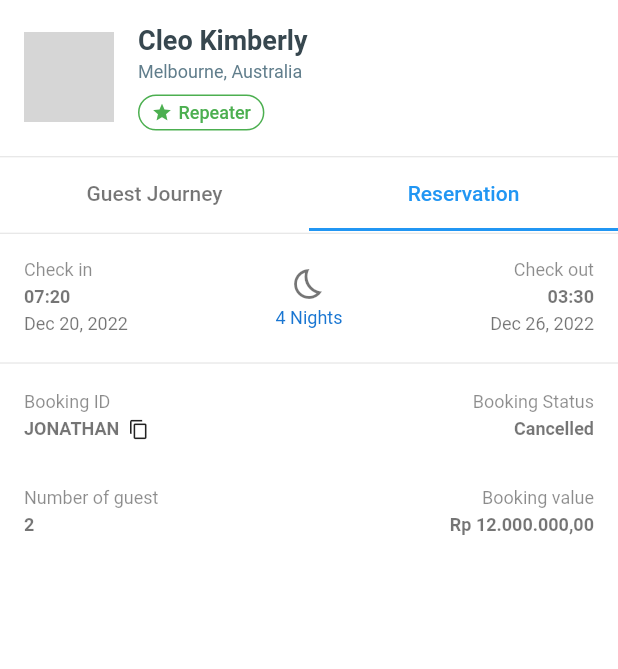
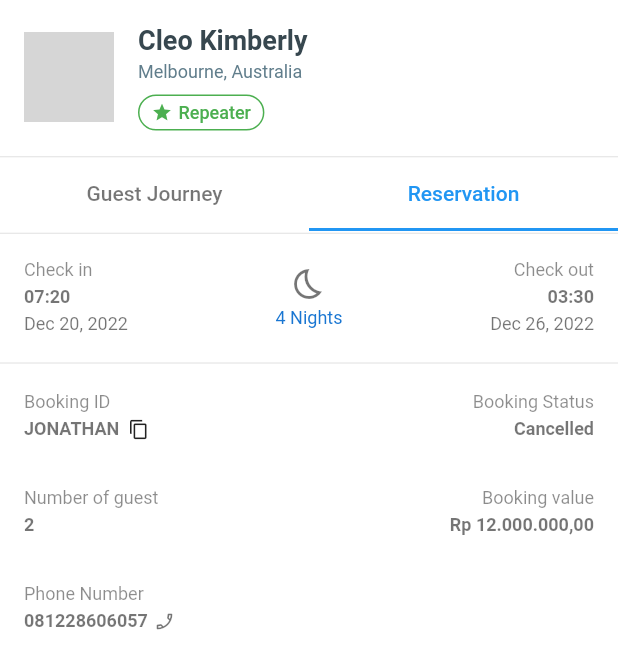
Before and after one commit to valcons97/bukit-vista-flutter-assessment, a Flutter app: the BookingDetailPage widget shown alone on an empty page, opened directly with sample values from the repository, tab 2 chosen, on a phone screen of 412 x 824 dp. Shown: the top 669 px of the screen. Run offline on Flutter 3.47's test engine with Material 2 defaults, Android fonts, the phone set to English and light mode, and no system bars; our stand-ins replace equatable, flutter_bloc, flutter_dotenv, get_it, injectable, recase; network calls fail; grey boxes are pictures that could not be loaded.

```diff
--- a/lib/features/booking_page/model/models.dart
+++ b/lib/features/booking_page/model/models.dart
@@ -83,7 +83,7 @@ class ProfileModel extends Equatable {
   final String location;
   final String note;
   final List<String> journeyStatus;
-  final int phoneNumber;
+  final String phoneNumber;
 
   @override
   List<Object?> get props => [
--- a/lib/features/booking_page/page/booking_detail_page/booking_detail_page.dart
+++ b/lib/features/booking_page/page/booking_detail_page/booking_detail_page.dart
@@ -1,13 +1,15 @@
-import 'package:bukit_vista/features/booking_page/model/models.dart';
 import 'package:flutter/material.dart';
 import 'package:flutter/services.dart';
+import 'package:flutter_bloc/flutter_bloc.dart';
 import 'package:intl/intl.dart';
 import 'package:recase/recase.dart';
 
 import '../../../../core/core.dart';
+import '../../index.dart';
 
 part 'part/booking_day_tile.dart';
 part 'part/booking_id_tile.dart';
+part 'part/booking_phone_tile.dart';
 part 'part/booking_text.dart';
 part 'part/booking_value_tile.dart';
 part 'part/reservation_tab.dart';
@@ -27,7 +29,12 @@ class BookingDetailPage extends StatelessWidget {
 
   @override
   Widget build(BuildContext context) {
-    return DefaultTabController(
+    return WillPopScope(
+      onWillPop: () async {
+        context.read<BookingPageCubit>().goToBookingList();
+        return false;
+      },
+      child: DefaultTabController(
         length: tabs.length,
         child: Container(
           color: Colors.white,
@@ -40,7 +47,8 @@ class BookingDetailPage extends StatelessWidget {
                 BukitVistaProfileCard(
                   name: bookingModelDetail?.profileModel.userName ?? '',
                   location: bookingModelDetail?.profileModel.location ?? '',
-                profileStatus: bookingModelDetail?.profileModel.profileStatus ??
+                  profileStatus:
+                      bookingModelDetail?.profileModel.profileStatus ??
                           ProfileStatus.unknown,
                   imageUrl: bookingModelDetail?.profileModel.imageUrl ?? '',
                 ),
@@ -65,6 +73,7 @@ class BookingDetailPage extends StatelessWidget {
             ),
           ),
         ),
+      ),
     );
   }
 }
--- /dev/null
+++ b/lib/features/booking_page/page/booking_detail_page/part/booking_phone_tile.dart
@@ -0,0 +1,33 @@
+part of '../booking_detail_page.dart';
+
+class BookingInformationPhoneTile extends StatelessWidget {
+  const BookingInformationPhoneTile({
+    super.key,
+    required this.phoneNumber,
+  });
+
+  final String phoneNumber;
+
+  @override
+  Widget build(BuildContext context) {
+    return BukitVistaInformationTile(
+      leftColumn: [
+        const BookingTitleText(title: 'Phone Number'),
+        const SizedBox(height: 4),
+        Row(
+          children: [
+            BookingSubtitleText(
+              subtitle: phoneNumber,
+            ),
+            const SizedBox(width: 4),
+            const Icon(
+              Icons.phone_enabled_outlined,
+              size: 14,
+              color: Colors.black54,
+            )
+          ],
+        ),
+      ],
+    );
+  }
+}
--- a/lib/features/booking_page/page/booking_detail_page/part/reservation_tab.dart
+++ b/lib/features/booking_page/page/booking_detail_page/part/reservation_tab.dart
@@ -25,6 +25,9 @@ class ReservationTabView extends StatelessWidget {
           totalGuest: bookingModelDetail!.totalGuest,
           bookingValue: bookingModelDetail!.bookingValue.toString(),
         ),
+        BookingInformationPhoneTile(
+          phoneNumber: bookingModelDetail!.profileModel.phoneNumber,
+        ),
       ],
     );
   }
--- a/lib/features/booking_page/repository/dummy_booking_repository.dart
+++ b/lib/features/booking_page/repository/dummy_booking_repository.dart
@@ -9,7 +9,7 @@ const dummyProfileModel = ProfileModel(
   location: 'Melbourne, Australia',
   note: '',
   journeyStatus: [],
-  phoneNumber: 081228606057,
+  phoneNumber: '081228606057',
 );
 
 const dummyHostModel = HostModel(
```
Also changed, not shown: lib/core/widgets/bukit_vista_scaffold.dart (+14 -0 lines), lib/features/booking_page/cubit/booking_page_cubit.dart (+8 -0 lines), lib/features/booking_page/page/booking_page/booking_page.dart (+8 -0 lines). Lines whose indentation alone changed are shown as unchanged.
